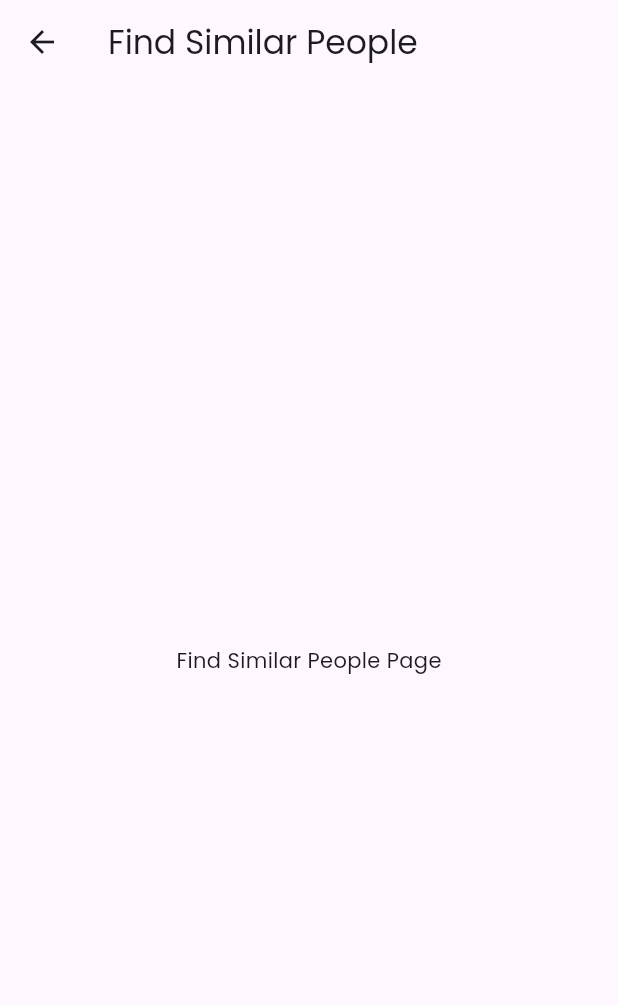
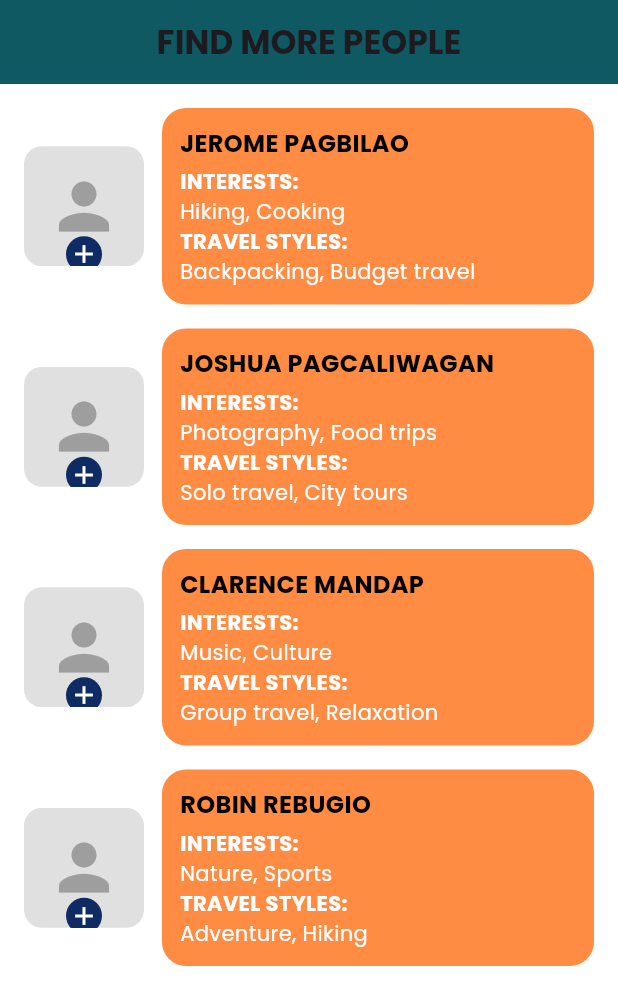
Before and after one commit to CMSC-23-2nd-Sem-2024-2025/Roamie-app, a Flutter app: the FindSimilarPeoplePage screen opened directly, on a phone screen of 412 x 824 dp. Shown: the top 1005 px of the screen. Run offline on Flutter 3.47's test engine with Material 3 defaults, Android fonts, the phone set to English and light mode, and no system bars; our stand-ins replace cloud_firestore, firebase_auth, firebase_core, google_sign_in, image_picker; accounts and stored records are empty; generated files the repository leaves out were written again.

Commit message:
hardcoded find page template

```diff
--- a/lib/screens/find_similar_people_page.dart
+++ b/lib/screens/find_similar_people_page.dart
@@ -3,11 +3,137 @@ import 'package:flutter/material.dart';
 class FindSimilarPeoplePage extends StatelessWidget {
   const FindSimilarPeoplePage({super.key});
 
+  final List<Map<String, String>> people = const [
+    {
+      'name': 'Jerome Pagbilao',
+      'interests': 'Hiking, Cooking',
+      'style': 'Backpacking, Budget travel',
+    },
+    {
+      'name': 'Joshua Pagcaliwagan',
+      'interests': 'Photography, Food trips',
+      'style': 'Solo travel, City tours',
+    },
+    {
+      'name': 'Clarence Mandap',
+      'interests': 'Music, Culture',
+      'style': 'Group travel, Relaxation',
+    },
+    {
+      'name': 'Robin Rebugio',
+      'interests': 'Nature, Sports',
+      'style': 'Adventure, Hiking',
+    },
+  ];
+
   @override
   Widget build(BuildContext context) {
     return Scaffold(
-      appBar: AppBar(title: const Text('Find Similar People')),
-      body: const Center(child: Text('Find Similar People Page')),
+      backgroundColor: Colors.white,
+      appBar: AppBar(
+        automaticallyImplyLeading: false,
+        backgroundColor: const Color(0xff0f5963),
+        title: const Text(
+          'FIND MORE PEOPLE',
+          style: TextStyle(fontWeight: FontWeight.bold),
+        ),
+        centerTitle: true,
+      ),
+      body: ListView.builder(
+        padding: const EdgeInsets.all(16),
+        itemCount: people.length,
+        itemBuilder: (context, index) {
+          final person = people[index];
+          return Padding(
+            padding: const EdgeInsets.only(bottom: 16),
+            child: Row(
+              children: [
+                Stack(
+                  alignment: Alignment.bottomCenter,
+                  children: [
+                    Container(
+                      width: 80,
+                      height: 80,
+                      decoration: BoxDecoration(
+                        color: Colors.grey[300],
+                        borderRadius: BorderRadius.circular(12),
+                      ),
+                      child: const Icon(
+                        Icons.person,
+                        size: 50,
+                        color: Colors.grey,
+                      ),
+                    ),
+                    Positioned(
+                      bottom: -4,
+                      left: 0,
+                      right: 0,
+                      child: Container(
+                        padding: const EdgeInsets.all(2),
+                        decoration: const BoxDecoration(
+                          color: Color(0xFF0F2B63),
+                          shape: BoxShape.circle,
+                        ),
+                        child: const Icon(
+                          Icons.add,
+                          color: Colors.white,
+                          size: 20,
+                        ),
+                      ),
+                    ),
+                  ],
+                ),
+                const SizedBox(width: 12),
+                Expanded(
+                  child: Container(
+                    padding: const EdgeInsets.all(12),
+                    decoration: BoxDecoration(
+                      color: const Color(0xFFFF8C42),
+                      borderRadius: BorderRadius.circular(16),
+                    ),
+                    child: Column(
+                      crossAxisAlignment: CrossAxisAlignment.start,
+                      children: [
+                        Text(
+                          person['name']!.toUpperCase(),
+                          style: const TextStyle(
+                            fontWeight: FontWeight.bold,
+                            fontSize: 16,
+                            color: Colors.black,
+                          ),
+                        ),
+                        const SizedBox(height: 4),
+                        const Text(
+                          'INTERESTS:',
+                          style: TextStyle(
+                            color: Colors.white,
+                            fontWeight: FontWeight.bold,
+                          ),
+                        ),
+                        Text(
+                          person['interests']!,
+                          style: const TextStyle(color: Colors.white),
+                        ),
+                        const Text(
+                          'TRAVEL STYLES:',
+                          style: TextStyle(
+                            color: Colors.white,
+                            fontWeight: FontWeight.bold,
+                          ),
+                        ),
+                        Text(
+                          person['style']!,
+                          style: const TextStyle(color: Colors.white),
+                        ),
+                      ],
+                    ),
+                  ),
+                ),
+              ],
+            ),
+          );
+        },
+      ),
     );
   }
 }
```
